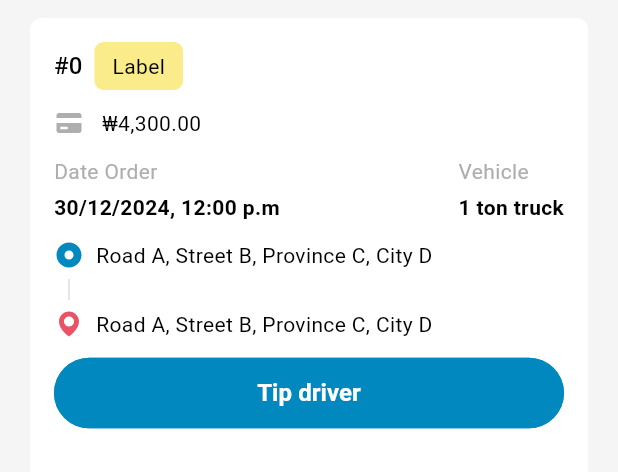
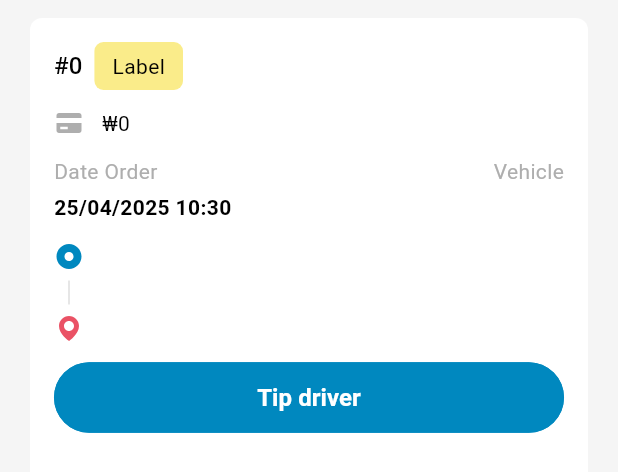
Before and after one commit to Anna-Gogox/Order-UI, a Flutter app: the OrderCard widget shown alone on an empty page, opened directly with empty values, on a phone screen of 412 x 824 dp. Shown: the top 472 px of the screen. Run offline on Flutter 3.47's test engine with Material 3 defaults, Android fonts, the phone set to English and light mode, and no system bars; our stand-ins replace chopper, connectivity_plus, flutter_bloc, flutter_svg; generated files the repository leaves out were written again; network calls fail.

Commit message:
Show order data in list and add DateTime formatter

```diff
--- a/lib/pages/order_list_page.dart
+++ b/lib/pages/order_list_page.dart
@@ -95,7 +95,7 @@ Widget _buildOrderList(BuildContext context, List orders, OrderListState state)
         itemCount: state.orders.length + (state.hasMore ? 1 : 0),
         itemBuilder: (context, index) {
           if (index < state.orders.length) {
-            return OrderCard(orderId: orders[index].id);
+            return OrderCard(order: orders[index]);
           } else {
             return Center(child: CircularProgressIndicator());
           }
--- a/lib/services/order_service.dart
+++ b/lib/services/order_service.dart
@@ -19,7 +19,7 @@ abstract class OrderService extends ChopperService{
       services: [_$OrderService()],
       converter: JsonConverter(),
       interceptors: [
-        HeadersInterceptor({'Authorization': 'Token token=eyJhbGciOiJIUzI1NiIsInR5cCI6IkpXVCJ9.eyJfYXV0aFR5cGUiOiIiLCJfYnJhbmNoQ29kZSI6MCwiX2lkIjozNTQ0NDMsIl9pZFRva2VuIjoiMzM2YzdiZGEtMjBmNC0xMWYwLThhNDktMGE5OGM1YWJkY2QzIiwiX29yZ0lkIjoxMiwiZXhwIjo'}),
+        HeadersInterceptor({'Authorization': 'Token token='}),
         HttpLoggingInterceptor(),
         CurlInterceptor(),
       ]
--- /dev/null
+++ b/lib/utils/date_time_formatter.dart
@@ -0,0 +1,14 @@
+import 'package:intl/intl.dart';
+
+class DateTimeFormatter {
+  // Format: dd//MM/yyyy HH:mm
+  static String formatDateTime(DateTime? dateTime) {
+    if (dateTime == null) return 'N/A';
+    try {
+      final localDateTime = dateTime.toLocal();
+      return DateFormat('dd/MM/yyyy HH:mm').format(localDateTime);
+    } catch (e) {
+      return 'Invalid date';
+    }
+  }
+}
--- a/lib/utils/formatters.dart
+++ b/lib/utils/formatters.dart
@@ -3,7 +3,6 @@ import 'package:intl/intl.dart';
 final NumberFormat wonFormat = NumberFormat.currency(
   locale: 'ko_KR',
   symbol: '₩',
-  decimalDigits: 2,
 );
 
 String formatWon(num amount) => wonFormat.format(amount);
--- a/lib/widgets/order_card.dart
+++ b/lib/widgets/order_card.dart
@@ -5,23 +5,21 @@ import 'package:order_ui/blocs/order/detail_order/detail_order_bloc.dart';
 import 'package:order_ui/blocs/order/detail_order/detail_order_event.dart';
 import 'package:order_ui/core/theme/app_pallete.dart';
 import 'package:order_ui/gen/assets.gen.dart';
+import 'package:order_ui/models/order.dart';
 import 'package:order_ui/pages/detail_order_page.dart';
 import 'package:order_ui/services/order_service.dart';
+import 'package:order_ui/utils/date_time_formatter.dart';
 import 'package:order_ui/utils/formatters.dart';
 
-class OrderCard extends StatefulWidget {
-  final int orderId;
-  const OrderCard({super.key, required this.orderId});
+class OrderCard extends StatelessWidget {
+  final Order order;
 
-  @override
-  State<OrderCard> createState() => _OrderCardState();
-}
+  const OrderCard({super.key, required this.order});
 
-class _OrderCardState extends State<OrderCard> {
   @override
   Widget build(BuildContext context) {
     return InkWell(
-      onTap: () => _navigateToDetailPage(context, widget.orderId),
+      onTap: () => _navigateToDetailPage(context, order.id),
       child: Card(
         margin: EdgeInsets.only(left: 20.0, right: 20.0, top: 12.0),
         color: Theme.of(context).colorScheme.surface,
@@ -36,18 +34,18 @@ class _OrderCardState extends State<OrderCard> {
           ),
           child: Column(
             children: [
-              IdAndStatus(id: "#${widget.orderId.toString()}"),
+              IdAndStatus(id: "#${order.id.toString()}"),
               SizedBox(height: 12.0),
-              AmountTotal(number: 4300),
+              AmountTotal(number: order.total ?? 0),
               SizedBox(height: 12.0),
               DetailDateAndVehicle(
-                dateOrder: '30/12/2024, 12:00 p.m',
-                vehicle: '1 ton truck',
+                dateOrder: DateTimeFormatter.formatDateTime(order.appointmentAt),
+                vehicle: order.vehiclePool?.name ?? 'Unknown',
               ),
               SizedBox(height: 12.0),
               Address(
-                appointmentPoint: 'Road A, Street B, Province C, City D',
-                destinationPoint: 'Road A, Street B, Province C, City D',
+                appointmentPoint: order.fromPlace ?? 'Unknown',
+                destinationPoint: order.toPlace ?? 'Unknown',
               ),
               SizedBox(height: 12.0),
               ButtonInOrderItem(textButton: 'Tip driver'),
```
